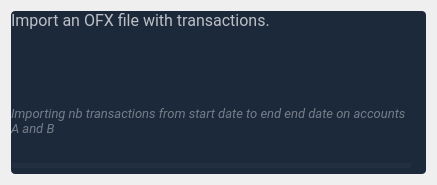
Above: budgetter/view/skeletons/ImportTransactions.ui from opierre/Budgetter before the change. Below: the same form after it.
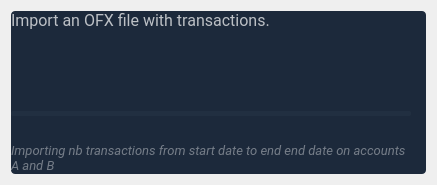
That is the form after the change. Icons and pictures are not drawn. Custom widgets are drawn as their Qt base class.

Commit message: feat: preset bank ID in add account for OFX import

Diff of the .ui file:
```diff
--- a/budgetter/view/skeletons/ImportTransactions.ui
+++ b/budgetter/view/skeletons/ImportTransactions.ui
@@ -7,7 +7,7 @@
     <x>0</x>
     <y>0</y>
     <width>435</width>
-    <height>178</height>
+    <height>181</height>
    </rect>
   </property>
   <property name="windowTitle">
@@ -254,6 +254,32 @@
         </item>
        </layout>
       </item>
+      <item>
+       <layout class="QHBoxLayout" name="horizontalLayout_2">
+        <property name="topMargin">
+         <number>6</number>
+        </property>
+        <property name="bottomMargin">
+         <number>6</number>
+        </property>
+        <item>
+         <widget class="QProgressBar" name="import_transactions_progress">
+          <property name="maximumSize">
+           <size>
+            <width>16777215</width>
+            <height>5</height>
+           </size>
+          </property>
+          <property name="value">
+           <number>0</number>
+          </property>
+          <property name="textVisible">
+           <bool>false</bool>
+          </property>
+         </widget>
+        </item>
+       </layout>
+      </item>
       <item>
        <widget class="QLabel" name="header_info">
         <property name="sizePolicy">
@@ -302,32 +328,6 @@
         </property>
        </widget>
       </item>
-      <item>
-       <layout class="QHBoxLayout" name="horizontalLayout_2">
-        <property name="topMargin">
-         <number>6</number>
-        </property>
-        <property name="bottomMargin">
-         <number>6</number>
-        </property>
-        <item>
-         <widget class="QProgressBar" name="import_transactions_progress">
-          <property name="maximumSize">
-           <size>
-            <width>16777215</width>
-            <height>5</height>
-           </size>
-          </property>
-          <property name="value">
-           <number>0</number>
-          </property>
-          <property name="textVisible">
-           <bool>false</bool>
-          </property>
-         </widget>
-        </item>
-       </layout>
-      </item>
      </layout>
     </widget>
    </item>
```
The commit also changes 4 other files.
